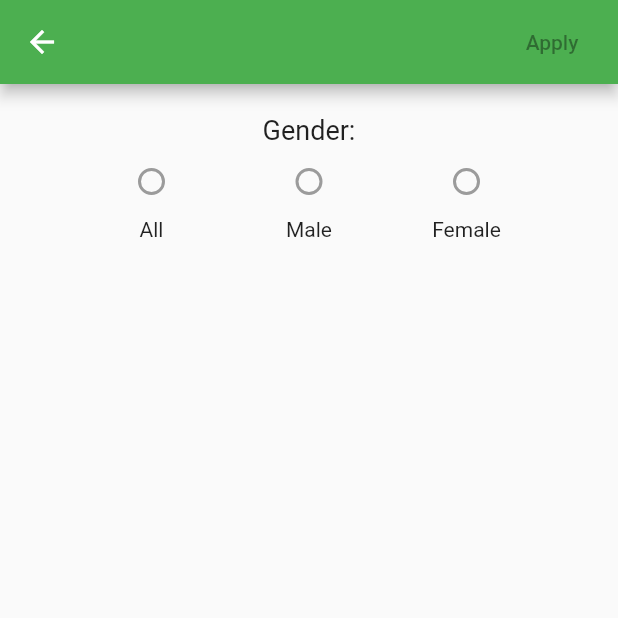
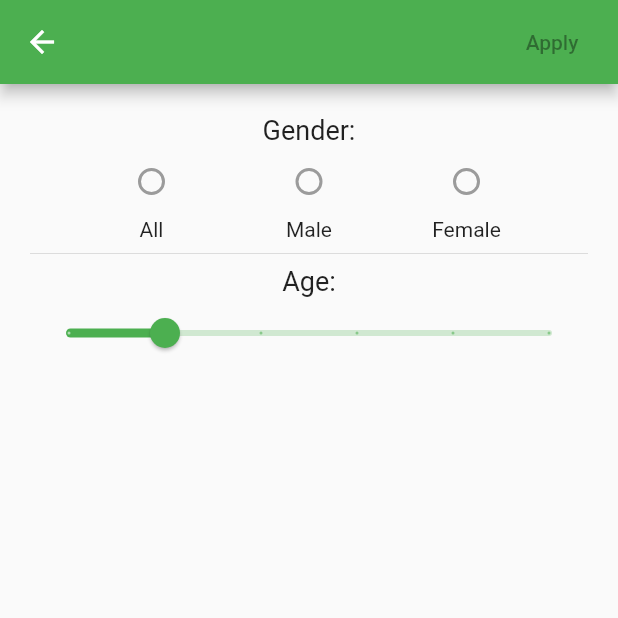
Before and after one commit to pablogarzon/randomuser_flutter_app, a Flutter app: the FiltersPage screen opened by its route, on a phone screen of 412 x 824 dp, the top half of it. Run offline on Flutter 3.47's test engine with Material 2 defaults, Android fonts, the phone set to English and light mode, and no system bars; our stand-ins replace flutter_redux, redux; network calls fail.

Commit message:
added age filter layout

```diff
--- a/lib/pages/filters_page.dart
+++ b/lib/pages/filters_page.dart
@@ -53,6 +53,24 @@ class _FiltersPageState extends State<FiltersPage> {
                 ),
               ],
             ),
+            Divider(),
+            Column(
+              children: <Widget>[
+                Text("Age:", style: TextStyle(fontSize: 18.0),),
+                Slider(
+                  value: _discreteValue,
+                  min: 0.0,
+                  max: 100.0,
+                  divisions: 5,
+                  label: '${_discreteValue.round()}',
+                  onChanged: (double value) {
+                    setState(() {
+                      _discreteValue = value;
+                    });
+                  },
+                )
+              ],
+            )
           ],
         ),
       )
```
